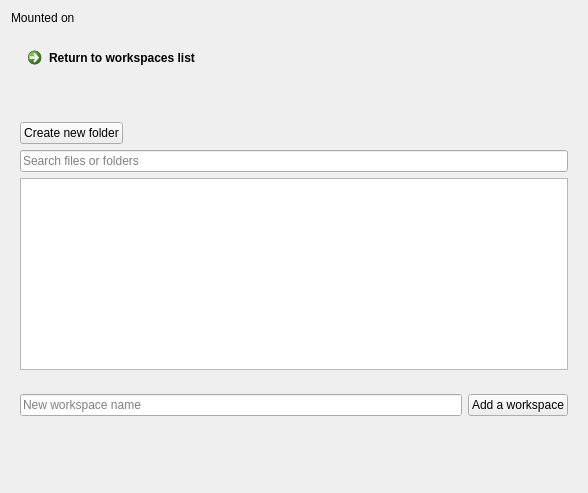
This is parsec/core/gui/forms/files_widget.ui in Scille/parsec-cloud as Qt 5 draws it before an edit. The edited form follows.
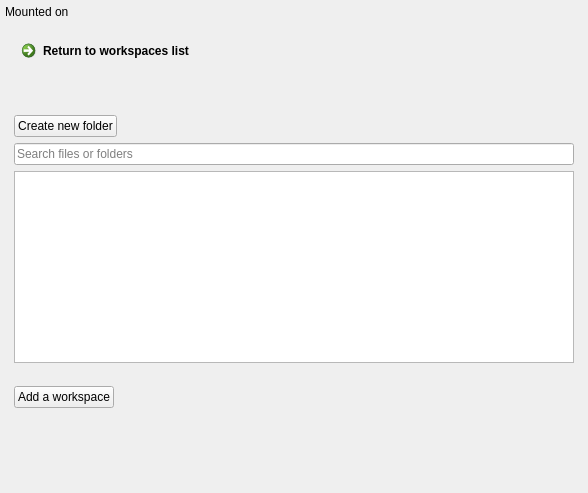
This is the edited form. Icons and pictures are not drawn.

The edit to the form file:
```diff
--- a/parsec/core/gui/forms/files_widget.ui
+++ b/parsec/core/gui/forms/files_widget.ui
@@ -20,6 +20,21 @@
    <string>Form</string>
   </property>
   <layout class="QVBoxLayout" name="verticalLayout">
+   <property name="spacing">
+    <number>5</number>
+   </property>
+   <property name="leftMargin">
+    <number>5</number>
+   </property>
+   <property name="topMargin">
+    <number>5</number>
+   </property>
+   <property name="rightMargin">
+    <number>5</number>
+   </property>
+   <property name="bottomMargin">
+    <number>5</number>
+   </property>
    <item>
     <layout class="QHBoxLayout" name="horizontalLayout_4">
      <item>
@@ -145,13 +160,6 @@
      <layout class="QVBoxLayout" name="verticalLayout_3">
       <item>
        <layout class="QHBoxLayout" name="horizontalLayout">
-        <item>
-         <widget class="QLineEdit" name="line_edit_new_workspace">
-          <property name="placeholderText">
-           <string>New workspace name</string>
-          </property>
-         </widget>
-        </item>
         <item>
          <widget class="QPushButton" name="button_add_workspace">
           <property name="text">
@@ -159,6 +167,19 @@
           </property>
          </widget>
         </item>
+        <item>
+         <spacer name="horizontalSpacer_3">
+          <property name="orientation">
+           <enum>Qt::Horizontal</enum>
+          </property>
+          <property name="sizeHint" stdset="0">
+           <size>
+            <width>40</width>
+            <height>20</height>
+           </size>
+          </property>
+         </spacer>
+        </item>
        </layout>
       </item>
       <item>
```
Left out of the diff: 14 changed lines with no effect on the pictures.
